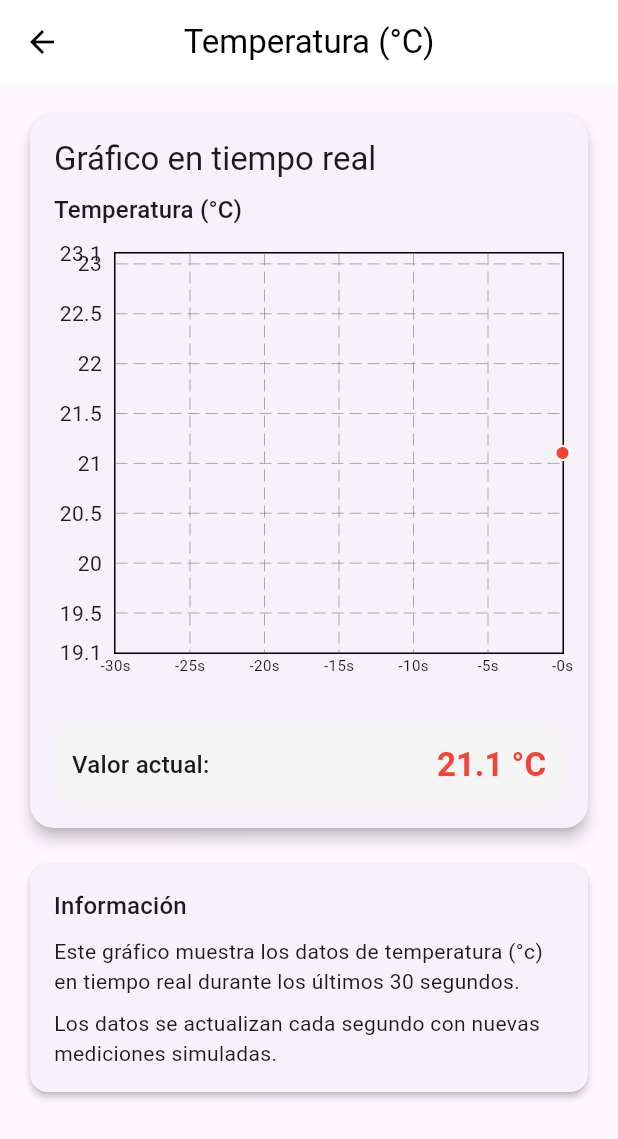
After one commit to Jeffrey-7101/lab-pe-04-flutter, a Flutter app: the SensorsScreen screen opened by its route, item 2 of the bottom bar chosen, after a tap on "📈 Gráfico de Temperatura", on a phone screen of 412 x 824 dp. The commit adds this screen. Shown: the top 1139 px of the screen. Run offline on Flutter 3.47's test engine with Material 3 defaults, Android fonts, the light colour scheme and no system bars; drawn by our look-alikes of fl_chart; our stand-ins replace firebase_auth, firebase_core; accounts and stored records are empty.

Commit message:
feat: enhance sensor model and add real-time data visualization for multiple sensor types

```diff
--- a/lib/models/sensor.dart
+++ b/lib/models/sensor.dart
@@ -1,4 +1,4 @@
-enum SensorType { temperature, humidity }
+enum SensorType { temperature, humidity, light, co2 }
 
 class Sensor {
   final SensorType type;
@@ -10,8 +10,8 @@ class Sensor {
   Sensor({
     required this.type,
     required this.value,
-    required this.maxValue,
-    required this.minValue,
+    this.maxValue = 100.0,
+    this.minValue = 0.0,
     DateTime? timestamp,
   }) : timestamp = timestamp ?? DateTime.now();
 
@@ -22,4 +22,34 @@ class Sensor {
     if (value > maxValue) return "Demasiado alto";
     return "Óptimo";
   }
+
+  String getLabel() {
+    switch (type) {
+      case SensorType.temperature:
+        return 'Temperatura';
+      case SensorType.humidity:
+        return 'Humedad';
+      case SensorType.light:
+        return 'Luz';
+      case SensorType.co2:
+        return 'CO₂';
+    }
+  }
+
+  String getUnit() {
+    switch (type) {
+      case SensorType.temperature:
+        return '°C';
+      case SensorType.humidity:
+        return '%';
+      case SensorType.light:
+        return 'lx';
+      case SensorType.co2:
+        return 'ppm';
+    }
+  }
+
+  String getFormattedValue() {
+    return '${value.toStringAsFixed(1)} ${getUnit()}';
+  }
 }
--- /dev/null
+++ b/lib/services/device_service.dart
@@ -0,0 +1,47 @@
+import 'dart:async';
+import 'dart:math';
+// import '../models/device.dart';
+import '../models/device_item.dart';
+import '../models/sensor.dart';
+
+class DeviceService {
+  final List<DeviceItem> _devices = [
+    DeviceItem(id: '1', name: 'Dispositivo Sensor Invernadero 1 - Derecha', isOnline: true, lastSeen: 'Hace 5 minutos'),
+    DeviceItem(id: '2', name: 'Dispositivo Sensor Invernadero 1 - Izquierda', isOnline: true, lastSeen: 'Hace 10 minutos'),
+    DeviceItem(id: '3', name: 'Dispositivo Sensor Invernadero 2', isOnline: false, lastSeen: 'Hace 1 hora'),
+  ];
+
+  List<DeviceItem> getDevices() {
+    return _devices;
+  }
+
+  // Simula un stream de datos de sensores en tiempo real
+  Stream<List<Sensor>> getSensorData(String deviceId) {
+    final random = Random();
+    return Stream.periodic(const Duration(seconds: 1), (_) {
+      final now = DateTime.now();
+      return [
+        Sensor(
+          type: SensorType.temperature,
+          value: 20 + random.nextDouble() * 10,
+          timestamp: now,
+        ),
+        Sensor(
+          type: SensorType.humidity,
+          value: 40 + random.nextDouble() * 20,
+          timestamp: now,
+        ),
+        Sensor(
+          type: SensorType.light,
+          value: 500 + random.nextDouble() * 500,
+          timestamp: now,
+        ),
+        Sensor(
+          type: SensorType.co2,
+          value: 350 + random.nextDouble() * 100,
+          timestamp: now,
+        ),
+      ];
+    });
+  }
+}
--- /dev/null
+++ b/lib/services/sensor_service.dart
@@ -0,0 +1,35 @@
+import 'dart:async';
+import 'dart:math';
+import '../models/sensor.dart';
+
+class SensorService {
+  // Simula un stream de datos de sensores en tiempo real
+  Stream<List<Sensor>> getSensorData() {
+    final random = Random();
+    return Stream.periodic(const Duration(seconds: 1), (_) {
+      final now = DateTime.now();
+      return [
+        Sensor(
+          type: SensorType.temperature,
+          value: 20 + random.nextDouble() * 10,
+          timestamp: now,
+        ),
+        Sensor(
+          type: SensorType.humidity,
+          value: 40 + random.nextDouble() * 20,
+          timestamp: now,
+        ),
+        Sensor(
+          type: SensorType.light,
+          value: 500 + random.nextDouble() * 500,
+          timestamp: now,
+        ),
+        Sensor(
+          type: SensorType.co2,
+          value: 350 + random.nextDouble() * 100,
+          timestamp: now,
+        ),
+      ];
+    });
+  }
+}
--- /dev/null
+++ b/lib/viewmodels/sensor_chart_viewmodel.dart
@@ -0,0 +1,43 @@
+import 'dart:async';
+import 'package:flutter/foundation.dart';
+import '../models/sensor.dart';
+import '../services/sensor_service.dart';
+
+class SensorChartViewModel extends ChangeNotifier {
+  final SensorService _service = SensorService();
+  List<Sensor> sensors = [];
+  Map<SensorType, List<Sensor>> sensorHistory = {
+    SensorType.temperature: [],
+    SensorType.humidity: [],
+    SensorType.light: [],
+    SensorType.co2: [],
+  };
+  final Duration historyWindow = const Duration(seconds: 30);
+  Stream<List<Sensor>>? _sensorStream;
+  StreamSubscription<List<Sensor>>? _subscription;
+
+  SensorChartViewModel() {
+    _initSensorStream();
+  }
+
+  void _initSensorStream() {
+    _sensorStream = _service.getSensorData();
+    _subscription = _sensorStream!.listen((data) {
+      sensors = data;
+      final now = DateTime.now();
+      for (var sensor in data) {
+        final list = sensorHistory[sensor.type]!;
+        list.add(sensor);
+        // Mantener solo los datos dentro de la ventana de tiempo
+        list.removeWhere((s) => now.difference(s.timestamp) > historyWindow);
+      }
+      notifyListeners();
+    });
+  }
+
+  @override
+  void dispose() {
+    _subscription?.cancel();
+    super.dispose();
+  }
+}
--- a/lib/views/dashboard/dashboard_screen.dart
+++ b/lib/views/dashboard/dashboard_screen.dart
@@ -1,17 +1,19 @@
 import 'package:flutter/material.dart';
 import '../devices/device_screen.dart';
 import '../widgets/bottom_navbar.dart';
-import '../home/home_screen.dart';
+// import '../home/home_screen.dart';
 import '../notifications/notifications_screen.dart';
+import 'sensor_chart_screen.dart';
+import '../../models/sensor.dart';
 
 class DashboardScreen extends StatelessWidget {
   const DashboardScreen({super.key});
 
   static const _metrics = [
-    _Metric(label: 'Temp. Actual', value: '24°C', icon: Icons.thermostat_outlined),
-    _Metric(label: 'Humedad', value: '65%', icon: Icons.water_drop_outlined),
-    _Metric(label: 'Luz', value: '750 lx', icon: Icons.wb_sunny_outlined),
-    _Metric(label: 'CO₂', value: '400 ppm', icon: Icons.cloud_outlined),
+    _Metric(label: 'Temp. Actual', value: '24°C', icon: Icons.thermostat_outlined, type: SensorType.temperature),
+    _Metric(label: 'Humedad', value: '65%', icon: Icons.water_drop_outlined, type: SensorType.humidity),
+    _Metric(label: 'Luz', value: '750 lx', icon: Icons.wb_sunny_outlined, type: SensorType.light),
+    _Metric(label: 'CO₂', value: '400 ppm', icon: Icons.cloud_outlined, type: SensorType.co2),
   ];
 
   @override
@@ -29,7 +31,17 @@ class DashboardScreen extends StatelessWidget {
         padding: const EdgeInsets.all(16),
         child: Column(
           children: [
-            Container(
+            GestureDetector(
+              onTap: () {                Navigator.push(
+                  context,
+                  MaterialPageRoute(
+                    builder: (_) => SensorChartScreen(
+                      sensorType: SensorType.temperature,
+                    ),
+                  ),
+                );
+              },
+              child: Container(
                 width: double.infinity,
                 height: 200,
                 decoration: BoxDecoration(
@@ -37,9 +49,20 @@ class DashboardScreen extends StatelessWidget {
                   borderRadius: BorderRadius.circular(16),
                 ),
                 child: const Center(
-                child: Text(
+                  child: Column(
+                    mainAxisAlignment: MainAxisAlignment.center,
+                    children: [
+                      Text(
                         '📈 Gráfico de Temperatura',
                         style: TextStyle(fontSize: 18),
+                      ),
+                      SizedBox(height: 8),
+                      Text(
+                        'Toca para ver en tiempo real',
+                        style: TextStyle(fontSize: 14, color: Colors.black54),
+                      ),
+                    ],
+                  ),
                 ),
               ),
             ),
@@ -65,7 +88,7 @@ class DashboardScreen extends StatelessWidget {
         ),
       ),
       bottomNavigationBar: BottomNavBar(
-        currentIndex: 0,
+        currentIndex: 1,
         onTap: (idx) {
           switch (idx) {
             case 0:
@@ -93,10 +116,12 @@ class _Metric {
   final String label;
   final String value;
   final IconData icon;
+  final SensorType type;
   const _Metric({
     required this.label,
     required this.value,
     required this.icon,
+    required this.type,
   });
 }
 
@@ -106,7 +131,17 @@ class _MetricCard extends StatelessWidget {
 
   @override
   Widget build(BuildContext context) {
-    return Card(
+    return GestureDetector(
+      onTap: () {        Navigator.push(
+          context,
+          MaterialPageRoute(
+            builder: (_) => SensorChartScreen(
+              sensorType: metric.type,
+            ),
+          ),
+        );
+      },
+      child: Card(
         color: Colors.white.withOpacity(0.9),
         shape: RoundedRectangleBorder(borderRadius: BorderRadius.circular(16)),
         child: Padding(
@@ -125,7 +160,13 @@ class _MetricCard extends StatelessWidget {
               ),
               const SizedBox(height: 4),
               Text(metric.label),
+              const SizedBox(height: 4),
+              const Text(
+                'Toca para ver en tiempo real',
+                style: TextStyle(fontSize: 10, color: Colors.black54),
+              ),
             ],
+          ),
         ),
       ),
     );
--- /dev/null
+++ b/lib/views/dashboard/sensor_chart_screen.dart
@@ -0,0 +1,272 @@
+import 'package:flutter/material.dart';
+import 'package:provider/provider.dart';
+import 'package:fl_chart/fl_chart.dart';
+import '../../models/sensor.dart';
+import '../../viewmodels/sensor_chart_viewmodel.dart';
+
+class SensorChartScreen extends StatelessWidget {
+  final SensorType sensorType;
+
+  const SensorChartScreen({
+    super.key,
+    required this.sensorType,
+  });
+
+  @override
+  Widget build(BuildContext context) {
+    return ChangeNotifierProvider(
+      create: (_) => SensorChartViewModel(),
+      child: _SensorChartView(sensorType: sensorType),
+    );
+  }
+}
+
+class _SensorChartView extends StatelessWidget {
+  final SensorType sensorType;
+
+  const _SensorChartView({required this.sensorType});
+
+  @override
+  Widget build(BuildContext context) {
+    final vm = Provider.of<SensorChartViewModel>(context);
+
+    return Scaffold(
+      appBar: AppBar(
+        title: Text(_getLabel(sensorType)),
+        backgroundColor: Colors.white,
+        foregroundColor: Colors.black,
+        elevation: 0,
+        centerTitle: true,
+      ),
+      body: Padding(
+        padding: const EdgeInsets.all(16.0),
+        child: Column(
+          crossAxisAlignment: CrossAxisAlignment.stretch,
+          children: [
+            Card(
+              elevation: 4,
+              shape: RoundedRectangleBorder(
+                borderRadius: BorderRadius.circular(16),
+              ),
+              child: Padding(
+                padding: const EdgeInsets.all(16.0),
+                child: Column(
+                  crossAxisAlignment: CrossAxisAlignment.start,
+                  children: [
+                    Text(
+                      'Gráfico en tiempo real',
+                      style: Theme.of(context).textTheme.titleLarge,
+                    ),
+                    const SizedBox(height: 8),
+                    Text(
+                      _getLabel(sensorType),
+                      style: Theme.of(context).textTheme.titleMedium,
+                    ),
+                    const SizedBox(height: 16),
+                    _buildChart(context, vm),
+                    const SizedBox(height: 16),
+                    _buildCurrentValue(context, vm),
+                  ],
+                ),
+              ),
+            ),
+            const SizedBox(height: 16),
+            _buildLegend(context),
+          ],
+        ),
+      ),
+    );
+  }
+
+  Widget _buildChart(BuildContext context, SensorChartViewModel vm) {
+    final history = vm.sensorHistory[sensorType] ?? [];
+
+    if (history.isEmpty) {
+      return const SizedBox(
+        height: 300,
+        child: Center(child: Text('Esperando datos...')),
+      );
+    }
+
+    // Ventana de tiempo en segundos
+    final windowSeconds = vm.historyWindow.inSeconds.toDouble();
+    final now = DateTime.now();
+
+    // Solo los datos dentro de la ventana
+    final visible = history.where((s) =>
+      now.difference(s.timestamp).inSeconds <= windowSeconds).toList();
+
+    if (visible.isEmpty) {
+      return const SizedBox(
+        height: 300,
+        child: Center(child: Text('Sin datos recientes')),
+      );
+    }
+
+    // Normaliza el eje X: 0 = inicio de la ventana, windowSeconds = ahora
+    final minY = visible.map((s) => s.value).reduce((a, b) => a < b ? a : b) - 2;
+    final maxY = visible.map((s) => s.value).reduce((a, b) => a > b ? a : b) + 2;
+
+    return SizedBox(
+      height: 300,
+      child: LineChart(
+        LineChartData(
+          minY: minY,
+          maxY: maxY,
+          minX: 0,
+          maxX: windowSeconds,
+          lineBarsData: [
+            LineChartBarData(
+              spots: [
+                for (var s in visible)
+                  FlSpot(
+                    windowSeconds - now.difference(s.timestamp).inSeconds.toDouble(),
+                    s.value,
+                  ),
+              ],
+              isCurved: true,
+              color: _getChartColor(context, sensorType),
+              barWidth: 3,
+              dotData: FlDotData(
+                show: true,
+                getDotPainter: (spot, percent, barData, index) {
+                  return FlDotCirclePainter(
+                    radius: 4,
+                    color: _getChartColor(context, sensorType),
+                    strokeWidth: 1.5,
+                    strokeColor: Colors.white,
+                  );
+                },
+              ),
+            ),
+          ],
+          titlesData: FlTitlesData(
+            leftTitles: const AxisTitles(
+              sideTitles: SideTitles(showTitles: true, reservedSize: 40),
+            ),
+            bottomTitles: AxisTitles(
+              sideTitles: SideTitles(
+                showTitles: true,
+                reservedSize: 32,
+                getTitlesWidget: (value, meta) {
+                  final secondsAgo = (windowSeconds - value).toInt();
+                  return Text('-${secondsAgo}s',
+                    style: const TextStyle(fontSize: 10));
+                },
+                interval: 5,
+              ),
+            ),
+            rightTitles: const AxisTitles(
+              sideTitles: SideTitles(showTitles: false),
+            ),
+            topTitles: const AxisTitles(
+              sideTitles: SideTitles(showTitles: false),
+            ),
+          ),
+          gridData: FlGridData(
+            show: true,
+            drawVerticalLine: true,
+            drawHorizontalLine: true,
+          ),
+          borderData: FlBorderData(show: true),
+        ),
+        duration: Duration.zero, // Sin animación para evitar defectos al actualizar en tiempo real
+      ),
+    );
+  }
+
+  Widget _buildCurrentValue(BuildContext context, SensorChartViewModel vm) {
+    final history = vm.sensorHistory[sensorType] ?? [];
+    if (history.isEmpty) return const SizedBox();
+
+    final now = DateTime.now();
+    final visible = history.where((s) =>
+      now.difference(s.timestamp).inSeconds <= vm.historyWindow.inSeconds).toList();
+
+    if (visible.isEmpty) return const SizedBox();
+
+    final current = visible.last;
+
+    return Container(
+      padding: const EdgeInsets.all(12),
+      decoration: BoxDecoration(
+        color: Colors.grey.shade100,
+        borderRadius: BorderRadius.circular(12),
+      ),
+      child: Row(
+        mainAxisAlignment: MainAxisAlignment.spaceBetween,
+        children: [
+          Text(
+            'Valor actual:',
+            style: Theme.of(context).textTheme.titleMedium,
+          ),
+          Text(
+            current.getFormattedValue(),
+            style: Theme.of(context).textTheme.titleLarge?.copyWith(
+              color: _getChartColor(context, sensorType),
+              fontWeight: FontWeight.bold,
+            ),
+          ),
+        ],
+      ),
+    );
+  }
+
+  Widget _buildLegend(BuildContext context) {
+    return Card(
+      elevation: 2,
+      shape: RoundedRectangleBorder(
+        borderRadius: BorderRadius.circular(12),
+      ),
+      child: Padding(
+        padding: const EdgeInsets.all(16.0),
+        child: Column(
+          crossAxisAlignment: CrossAxisAlignment.start,
+          children: [
+            Text(
+              'Información',
+              style: Theme.of(context).textTheme.titleMedium,
+            ),
+            const SizedBox(height: 8),
+            Text(
+              'Este gráfico muestra los datos de ${_getLabel(sensorType).toLowerCase()} '
+              'en tiempo real durante los últimos 30 segundos.',
+              style: Theme.of(context).textTheme.bodyMedium,
+            ),
+            const SizedBox(height: 8),
+            Text(
+              'Los datos se actualizan cada segundo con nuevas mediciones simuladas.',
+              style: Theme.of(context).textTheme.bodyMedium,
+            ),
+          ],
+        ),
+      ),
+    );
+  }
+
+  String _getLabel(SensorType type) {
+    switch (type) {
+      case SensorType.temperature:
+        return 'Temperatura (°C)';
+      case SensorType.humidity:
+        return 'Humedad (%)';
+      case SensorType.light:
+        return 'Luz (lx)';
+      case SensorType.co2:
+        return 'CO₂ (ppm)';
+    }
+  }
+
+  Color _getChartColor(BuildContext context, SensorType type) {
+    switch (type) {
+      case SensorType.temperature:
+        return Colors.red;
+      case SensorType.humidity:
+        return Colors.blue;
+      case SensorType.light:
+        return Colors.amber.shade700;
+      case SensorType.co2:
+        return Colors.green.shade700;
+    }
+  }
+}
--- a/pubspec.yaml
+++ b/pubspec.yaml
@@ -11,6 +11,7 @@ dependencies:
     sdk: flutter
   firebase_auth: ^5.5.4
   provider: ^6.0.5
+  fl_chart: ^1.0.0
 
 dev_dependencies:
   flutter_test:
```
Also changed, not shown: lib/models/device.dart (added), pubspec.lock. Lines whose indentation alone changed are shown as unchanged.
